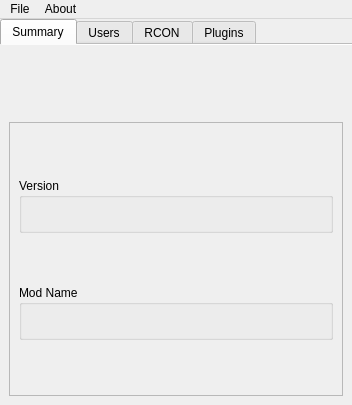
This is src/mainwindow.ui in Link1J/MSManager as Qt 5 draws it before an edit. The edited form follows.
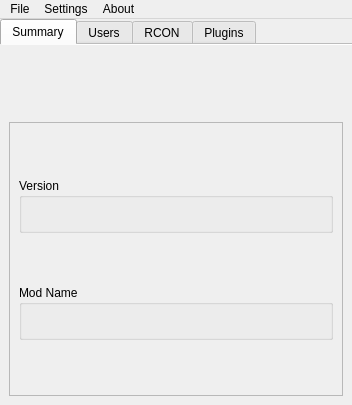
This is the edited form. Icons and pictures are not drawn.

Diff of the .ui file:
```diff
--- a/src/mainwindow.ui
+++ b/src/mainwindow.ui
@@ -511,6 +511,12 @@
 				<addaction name="separator"/>
 				<addaction name="action_exit"/>
 			</widget>
+			<widget class="QMenu" name="menuSettings">
+				<property name="title">
+					<string>Settings</string>
+				</property>
+				<addaction name="action_server"/>
+			</widget>
 			<widget class="QMenu" name="menuHelp">
 				<property name="title">
 					<string>About</string>
@@ -519,6 +525,7 @@
 				<addaction name="action_about_qt"/>
 			</widget>
 			<addaction name="menuFile"/>
+			<addaction name="menuSettings"/>
 			<addaction name="menuHelp"/>
 		</widget>
 		<action name="action_settings">
```
Left out of the diff: 8 changed lines with no effect on the pictures.
